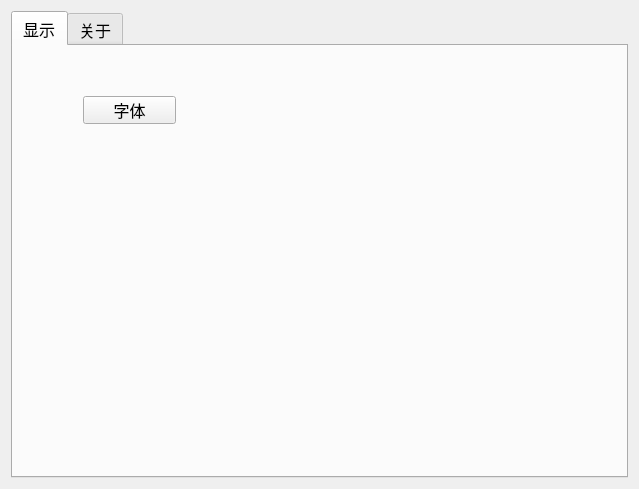
Before: the Qt Designer form option.ui in leichau/GSP, drawn with Qt 5.
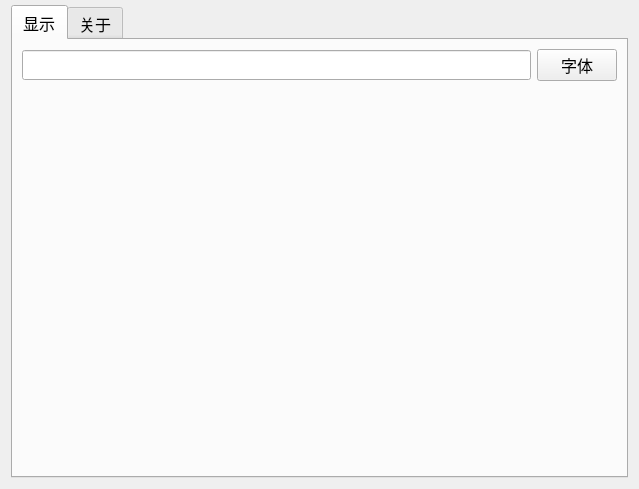
After: the same form once the commit is applied.

The edit to the form file:
```diff
--- a/option.ui
+++ b/option.ui
@@ -14,6 +14,9 @@
    <string>选项</string>
   </property>
   <layout class="QVBoxLayout" name="verticalLayout">
+   <property name="topMargin">
+    <number>5</number>
+   </property>
    <item>
     <widget class="QTabWidget" name="tabWidget">
      <property name="font">
@@ -29,15 +32,24 @@
       <attribute name="title">
        <string>显示</string>
       </attribute>
+      <layout class="QVBoxLayout" name="verticalLayout_4">
+       <item>
+        <layout class="QHBoxLayout" name="horizontalLayout">
+         <item>
+          <widget class="QLineEdit" name="fontLine">
+           <property name="font">
+            <font>
+             <family>微软雅黑</family>
+             <pointsize>11</pointsize>
+            </font>
+           </property>
+           <property name="readOnly">
+            <bool>true</bool>
+           </property>
+          </widget>
+         </item>
+         <item>
       <widget class="QPushButton" name="fontButton">
-       <property name="geometry">
-        <rect>
-         <x>70</x>
-         <y>50</y>
-         <width>93</width>
-         <height>28</height>
-        </rect>
-       </property>
        <property name="font">
         <font>
          <family>微软雅黑</family>
@@ -51,6 +63,23 @@
         <string>字体</string>
        </property>
       </widget>
+         </item>
+        </layout>
+       </item>
+       <item>
+        <spacer name="verticalSpacer">
+         <property name="orientation">
+          <enum>Qt::Vertical</enum>
+         </property>
+         <property name="sizeHint" stdset="0">
+          <size>
+           <width>20</width>
+           <height>40</height>
+          </size>
+         </property>
+        </spacer>
+       </item>
+      </layout>
      </widget>
      <widget class="QWidget" name="tab_2">
       <attribute name="title">
```
Left out of the diff: 6 changed lines with no effect on the pictures. Lines whose indentation alone changed are shown as unchanged.
